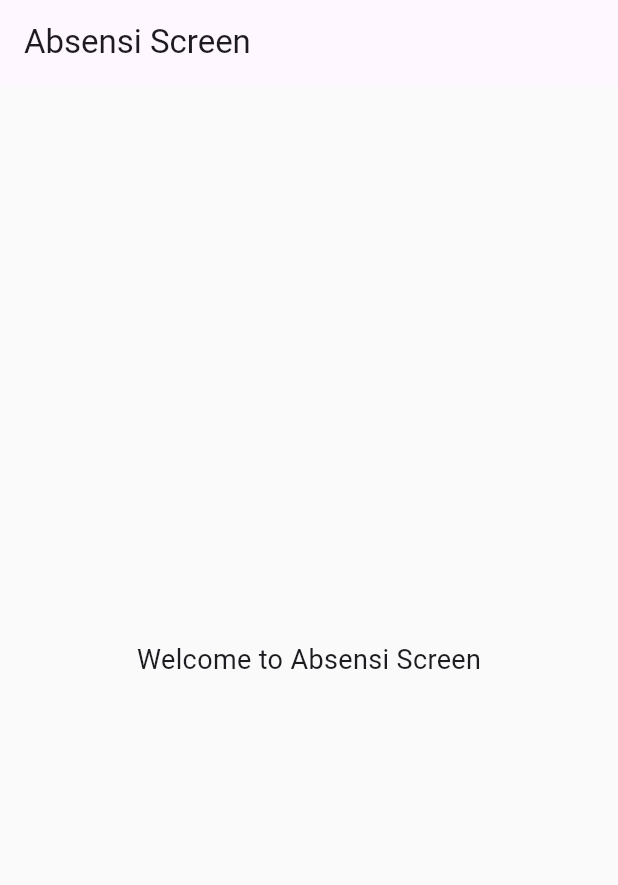
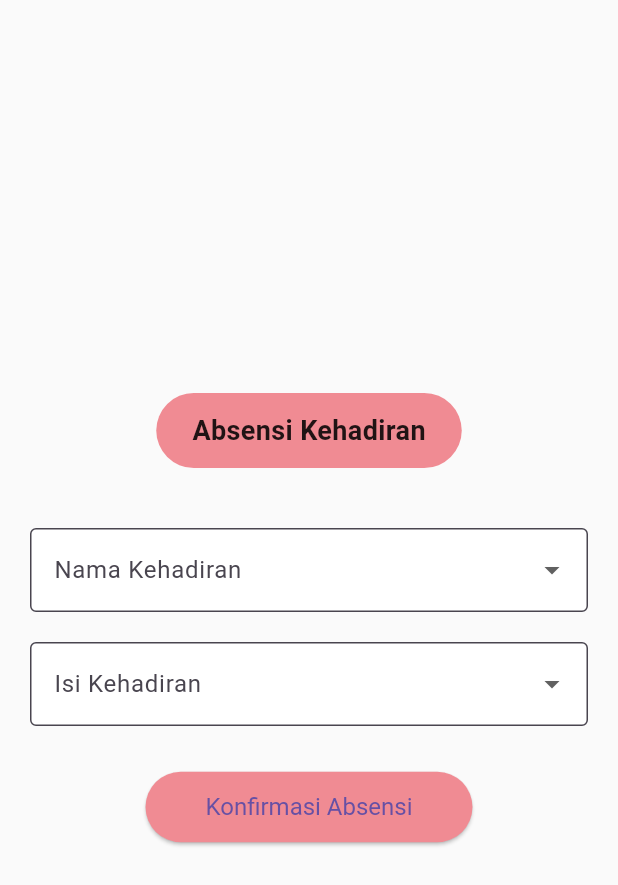
Before and after one commit to artikarahayu/kehadiran, a Flutter app: the screen it shows after launch, on a phone screen of 412 x 824 dp. Shown: the top 885 px of the screen. Run offline on Flutter 3.47's test engine with Material 3 defaults, Android fonts, the phone set to English and light mode, and no system bars.

Commit message:
pengubahan tampilan absensi screen

```diff
--- a/lib/absensi_screen.dart
+++ b/lib/absensi_screen.dart
@@ -1,20 +1,125 @@
 import 'package:flutter/material.dart';
 
-class AbsensiScreen extends StatelessWidget {
+class AbsensiScreen extends StatefulWidget {
+  const AbsensiScreen({super.key});
+
+  @override
+  State<AbsensiScreen> createState() => _AbsensiScreenState();
+}
+
+class _AbsensiScreenState extends State<AbsensiScreen> {
+  final List<String> namaList = [
+    'Artika Rahayu',
+    'Arwidya Diestyana',
+  ]; // opsi nama
+  final List<String> isiList = ['Hadir', 'Tidak Hadir']; // opsi kehadiran
+
+  String? selectedNama; // nama yang dipilih
+  String? selectedIsi; // isi kehadiran yang dipilih
+
+  // fungsi saat klik tombol
+  void _konfirmasi() {
+    if (selectedNama != null && selectedIsi != null) {
+      Navigator.push(
+        // pindah ke halaman sukses
+        context,
+        MaterialPageRoute(builder: (context) => const SuksesScreen()),
+      );
+    }
+  }
+
   @override
   Widget build(BuildContext context) {
     return Scaffold(
-      appBar: AppBar(title: Text('Absensi Screen')),
       body: Center(
-        child: Text(
-          'Welcome to Absensi Screen',
-          style: TextStyle(fontSize: 18),
+        // isi tengah
+        child: Padding(
+          padding: const EdgeInsets.all(20),
+          child: Column(
+            mainAxisAlignment: MainAxisAlignment.center, // posisi tengah
+            children: [
+              Container(
+                padding: const EdgeInsets.symmetric(
+                  horizontal: 24,
+                  vertical: 12,
+                ),
+                decoration: BoxDecoration(
+                  color: const Color(0xFFF08B93), // warna pink
+                  borderRadius: BorderRadius.circular(30),
+                ),
+                child: const Text(
+                  'Absensi Kehadiran', // judul
+                  style: TextStyle(
+                    fontSize: 18,
+                    fontWeight: FontWeight.bold,
+                    color: Colors.black87,
+                  ),
+                ),
+              ),
+              const SizedBox(height: 40),
+
+              DropdownButtonFormField<String>(
+                value: selectedNama, // nilai awal dropdown
+                items:
+                    namaList
+                        .map(
+                          (nama) =>
+                              DropdownMenuItem(value: nama, child: Text(nama)),
+                        )
+                        .toList(),
+                decoration: const InputDecoration(
+                  labelText: 'Nama Kehadiran', // label input
+                  border: OutlineInputBorder(),
+                  filled: true,
+                  fillColor: Colors.white,
+                ),
+                onChanged: (value) {
+                  setState(() {
+                    selectedNama = value; // simpan pilihan
+                  });
+                },
+              ),
+              const SizedBox(height: 20),
+
+              DropdownButtonFormField<String>(
+                value: selectedIsi, // nilai awal dropdown
+                items:
+                    isiList
+                        .map(
+                          (isi) =>
+                              DropdownMenuItem(value: isi, child: Text(isi)),
+                        )
+                        .toList(),
+                decoration: const InputDecoration(
+                  labelText: 'Isi Kehadiran', // label input
+                  border: OutlineInputBorder(),
+                  filled: true,
+                  fillColor: Colors.white,
+                ),
+                onChanged: (value) {
+                  setState(() {
+                    selectedIsi = value; // simpan pilihan
+                  });
+                },
+              ),
+              const SizedBox(height: 30),
+
+              ElevatedButton(
+                onPressed: _konfirmasi, // panggil fungsi konfirmasi
+                style: ElevatedButton.styleFrom(
+                  backgroundColor: const Color(0xFFF08B93), // warna tombol
+                  padding: const EdgeInsets.symmetric(
+                    horizontal: 40,
+                    vertical: 14,
+                  ),
+                  textStyle: const TextStyle(fontSize: 16),
+                ),
+                child: const Text('Konfirmasi Absensi'), // teks tombol
+              ),
+            ],
+          ),
         ),
       ),
     );
   }
 }
-
-void main() {
-  runApp(MaterialApp(home: AbsensiScreen()));
-}
--- a/lib/main.dart
+++ b/lib/main.dart
@@ -21,7 +21,7 @@
         scaffoldBackgroundColor: const Color(0xFFFAFAFA), //warna latar belakang
         useMaterial3: true, //menggunakan material 3
       ),
-      home: const AbsensiScreen(), //menampilkan halaman utama AbsensiScreen
+      home: AbsensiScreen(), //menampilkan halaman utama AbsensiScreen
     );
   }
 }
```
